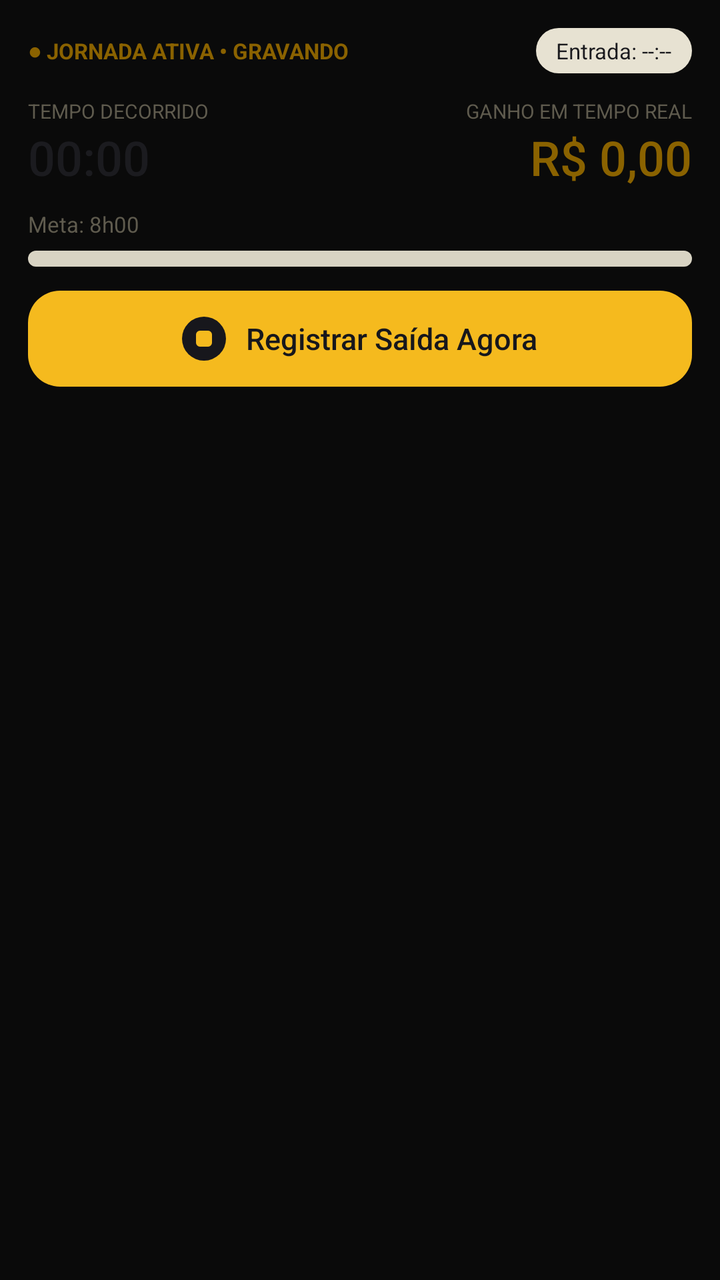
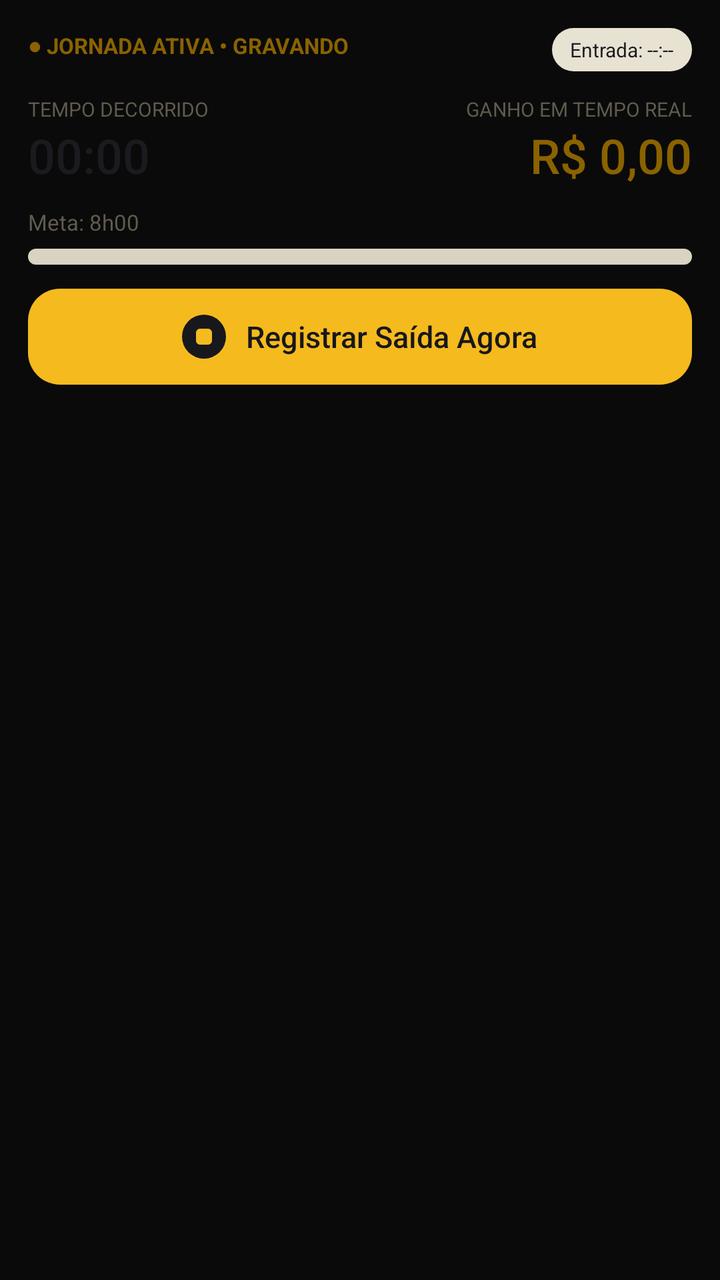

Compare the two renders of this Android layout. The source of the first and the diff that turns it into the second are given below.
<!-- AndroidManifest.xml: application theme Theme.PontoPJ -->
<!-- res/layout/notification_big.xml -->
<?xml version="1.0" encoding="utf-8"?>
<LinearLayout xmlns:android="http://schemas.android.com/apk/res/android"
    android:layout_width="match_parent"
    android:layout_height="wrap_content"
    android:orientation="vertical"
    android:padding="14dp">

    <RelativeLayout
        android:layout_width="match_parent"
        android:layout_height="wrap_content">

        <TextView
            android:id="@+id/notif_status"
            android:layout_width="wrap_content"
            android:layout_height="wrap_content"
            android:layout_alignParentStart="true"
            android:layout_centerVertical="true"
            android:text="● JORNADA ATIVA • GRAVANDO"
            android:textColor="@color/notif_status"
            android:textSize="11sp"
            android:textStyle="bold" />

        <TextView
            android:id="@+id/notif_entry"
            android:layout_width="wrap_content"
            android:layout_height="wrap_content"
            android:layout_alignParentEnd="true"
            android:background="@drawable/notif_pill"
            android:paddingStart="10dp"
            android:paddingTop="4dp"
            android:paddingEnd="10dp"
            android:paddingBottom="4dp"
            android:text="Entrada: --:--"
            android:textColor="@color/notif_text"
            android:textSize="11sp" />
    </RelativeLayout>

    <RelativeLayout
        android:layout_width="match_parent"
        android:layout_height="wrap_content"
        android:layout_marginTop="12dp">

        <LinearLayout
            android:layout_width="wrap_content"
            android:layout_height="wrap_content"
            android:layout_alignParentStart="true"
            android:orientation="vertical">

            <TextView
                android:layout_width="wrap_content"
                android:layout_height="wrap_content"
                android:text="TEMPO DECORRIDO"
                android:textColor="@color/notif_muted"
                android:textSize="10sp" />

            <Chronometer
                android:id="@+id/notif_chrono"
                android:layout_width="wrap_content"
                android:layout_height="wrap_content"
                android:fontFamily="sans-serif-medium"
                android:textColor="@color/notif_text"
                android:textSize="24sp" />
        </LinearLayout>

        <LinearLayout
            android:layout_width="wrap_content"
            android:layout_height="wrap_content"
            android:layout_alignParentEnd="true"
            android:gravity="end"
            android:orientation="vertical">

            <TextView
                android:layout_width="wrap_content"
                android:layout_height="wrap_content"
                android:text="GANHO EM TEMPO REAL"
                android:textColor="@color/notif_muted"
                android:textSize="10sp" />

            <TextView
                android:id="@+id/notif_earnings"
                android:layout_width="wrap_content"
                android:layout_height="wrap_content"
                android:fontFamily="sans-serif-medium"
                android:text="R$ 0,00"
                android:textColor="@color/notif_earnings"
                android:textSize="24sp" />
        </LinearLayout>
    </RelativeLayout>

    <RelativeLayout
        android:id="@+id/notif_goal_block"
        android:layout_width="match_parent"
        android:layout_height="wrap_content"
        android:layout_marginTop="10dp">

        <TextView
            android:id="@+id/notif_goal"
            android:layout_width="wrap_content"
            android:layout_height="wrap_content"
            android:layout_alignParentStart="true"
            android:text="Meta: 8h00"
            android:textColor="@color/notif_muted"
            android:textSize="11sp" />

        <TextView
            android:id="@+id/notif_goal_status"
            android:layout_width="wrap_content"
            android:layout_height="wrap_content"
            android:layout_alignParentEnd="true"
            android:textColor="@color/notif_earnings"
            android:textSize="11sp" />
    </RelativeLayout>

    <ProgressBar
        android:id="@+id/notif_progress"
        style="?android:attr/progressBarStyleHorizontal"
        android:layout_width="match_parent"
        android:layout_height="8dp"
        android:layout_marginTop="6dp"
        android:max="100"
        android:progressDrawable="@drawable/notif_progress" />

    <LinearLayout
        android:id="@+id/notif_btn"
        android:layout_width="match_parent"
        android:layout_height="48dp"
        android:layout_marginTop="12dp"
        android:background="@drawable/notif_button"
        android:gravity="center"
        android:orientation="horizontal">

        <ImageView
            android:layout_width="22dp"
            android:layout_height="22dp"
            android:src="@drawable/notif_stop_dot" />

        <TextView
            android:layout_width="wrap_content"
            android:layout_height="wrap_content"
            android:layout_marginStart="10dp"
            android:fontFamily="sans-serif-medium"
            android:text="Registrar Saída Agora"
            android:textColor="#17171C"
            android:textSize="15sp" />
    </LinearLayout>
</LinearLayout>
<!-- resources referenced by this layout -->
<resources>
  <color name="notif_earnings">#8A6200</color>
  <color name="notif_muted">#5F5B4E</color>
  <color name="notif_status">#8A6200</color>
  <color name="notif_text">#1B1B1F</color>
  <!-- drawable notif_button (drawable) -->
  <?xml version="1.0" encoding="utf-8"?>
  <shape xmlns:android="http://schemas.android.com/apk/res/android" android:shape="rectangle">
      <solid android:color="#F5BA1E" />
      <corners android:radius="16dp" />
  </shape>
  <!-- drawable notif_pill (drawable) -->
  <?xml version="1.0" encoding="utf-8"?>
  <shape xmlns:android="http://schemas.android.com/apk/res/android" android:shape="rectangle">
      <solid android:color="@color/notif_pill" />
      <corners android:radius="20dp" />
  </shape>
  <!-- drawable notif_progress (drawable) -->
  <?xml version="1.0" encoding="utf-8"?>
  <layer-list xmlns:android="http://schemas.android.com/apk/res/android">
      <item android:id="@android:id/background">
          <shape android:shape="rectangle">
              <solid android:color="@color/notif_track" />
              <corners android:radius="4dp" />
          </shape>
      </item>
      <item android:id="@android:id/progress">
          <clip>
              <shape android:shape="rectangle">
                  <solid android:color="#F5BA1E" />
                  <corners android:radius="4dp" />
              </shape>
          </clip>
      </item>
  </layer-list>
  <!-- drawable notif_stop_dot (drawable) -->
  <?xml version="1.0" encoding="utf-8"?>
  <layer-list xmlns:android="http://schemas.android.com/apk/res/android">
      <item>
          <shape android:shape="oval">
              <solid android:color="#17171C" />
              <size android:width="22dp" android:height="22dp" />
          </shape>
      </item>
      <item
          android:bottom="7dp"
          android:left="7dp"
          android:right="7dp"
          android:top="7dp">
          <shape android:shape="rectangle">
              <solid android:color="#F5BA1E" />
              <corners android:radius="2dp" />
          </shape>
      </item>
  </layer-list>
  <style name="Theme.PontoPJ" parent="android:Theme.Material.NoActionBar">
          <item name="android:windowBackground">@color/black</item>
          <item name="android:statusBarColor">@android:color/transparent</item>
          <item name="android:navigationBarColor">@android:color/transparent</item>
      </style>
  <color name="notif_pill">#E7E2D2</color>
  <color name="notif_track">#D8D3C3</color>
  <color name="black">#FF0A0A0A</color>
</resources>

<!-- the commit's change to res/layout/notification_big.xml (unified diff, before → after) -->
@@ -11,13 +11,19 @@
 
         <TextView
             android:id="@+id/notif_status"
-            android:layout_width="wrap_content"
+            android:layout_width="match_parent"
             android:layout_height="wrap_content"
             android:layout_alignParentStart="true"
             android:layout_centerVertical="true"
+            android:layout_marginEnd="8dp"
+            android:layout_toStartOf="@+id/notif_entry"
+            android:autoSizeMaxTextSize="11sp"
+            android:autoSizeMinTextSize="8sp"
+            android:autoSizeStepGranularity="0.5sp"
+            android:autoSizeTextType="uniform"
+            android:maxLines="1"
             android:text="● JORNADA ATIVA • GRAVANDO"
             android:textColor="@color/notif_status"
-            android:textSize="11sp"
             android:textStyle="bold" />
 
         <TextView
@@ -26,21 +32,24 @@
             android:layout_height="wrap_content"
             android:layout_alignParentEnd="true"
             android:background="@drawable/notif_pill"
-            android:paddingStart="10dp"
+            android:maxLines="1"
+            android:paddingStart="9dp"
             android:paddingTop="4dp"
-            android:paddingEnd="10dp"
+            android:paddingEnd="9dp"
             android:paddingBottom="4dp"
             android:text="Entrada: --:--"
             android:textColor="@color/notif_text"
-            android:textSize="11sp" />
+            android:textSize="10sp" />
     </RelativeLayout>
 
     <RelativeLayout
+        android:id="@+id/notif_main_row"
         android:layout_width="match_parent"
         android:layout_height="wrap_content"
         android:layout_marginTop="12dp">
 
         <LinearLayout
+            android:id="@+id/notif_time_col"
             android:layout_width="wrap_content"
             android:layout_height="wrap_content"
             android:layout_alignParentStart="true"
@@ -63,6 +72,7 @@
         </LinearLayout>
 
         <LinearLayout
+            android:id="@+id/notif_earn_col"
             android:layout_width="wrap_content"
             android:layout_height="wrap_content"
             android:layout_alignParentEnd="true"
